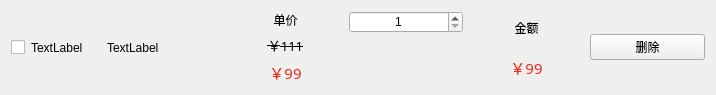
Above: XMall-Customer/cartlistitem.ui from XuanchenLi/XMall before the change. Below: the same form after it.
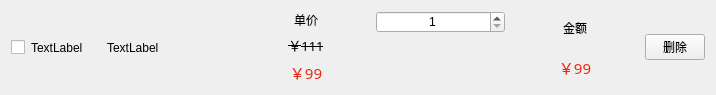
That is the form after the change.

```diff
--- a/XMall-Customer/cartlistitem.ui
+++ b/XMall-Customer/cartlistitem.ui
@@ -55,6 +55,12 @@
    </item>
    <item>
     <widget class="QLabel" name="nameLabel">
+     <property name="maximumSize">
+      <size>
+       <width>500</width>
+       <height>16777215</height>
+      </size>
+     </property>
      <property name="text">
       <string>TextLabel</string>
      </property>
@@ -176,6 +182,12 @@
    </item>
    <item>
     <widget class="QPushButton" name="pushButton">
+     <property name="maximumSize">
+      <size>
+       <width>60</width>
+       <height>16777215</height>
+      </size>
+     </property>
      <property name="text">
       <string>删除</string>
      </property>
```
